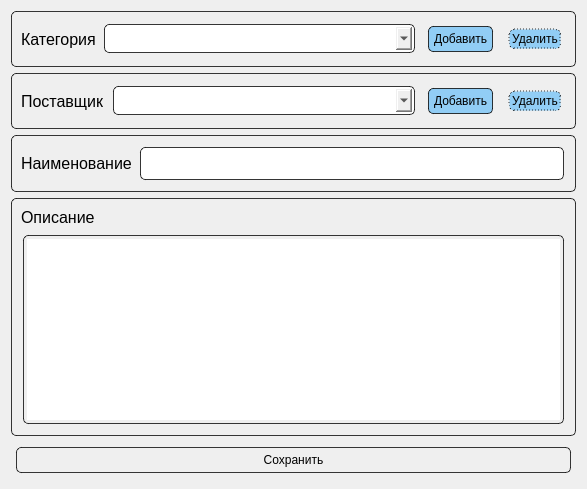
First picture: the form in forms/Form_EditPart.ui, repository LeonSoftLab/PartsWarehouse, before the edit.
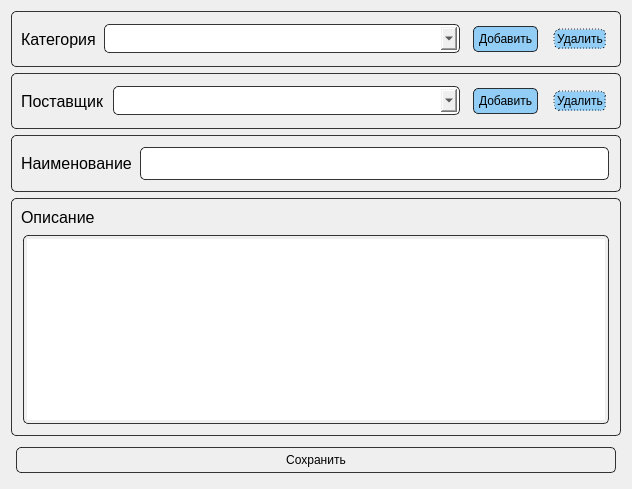
Second picture: the form after the edit.

```diff
--- a/forms/Form_EditPart.ui
+++ b/forms/Form_EditPart.ui
@@ -6,7 +6,7 @@
    <rect>
     <x>0</x>
     <y>0</y>
-    <width>587</width>
+    <width>632</width>
     <height>489</height>
    </rect>
   </property>
@@ -45,6 +45,9 @@
 margin: 2px;
 padding: 3px;</string>
         </property>
+        <property name="editable">
+         <bool>true</bool>
+        </property>
        </widget>
       </item>
       <item>
@@ -128,6 +131,9 @@
 margin: 2px;
 padding: 3px;</string>
         </property>
+        <property name="editable">
+         <bool>true</bool>
+        </property>
        </widget>
       </item>
       <item>
```
